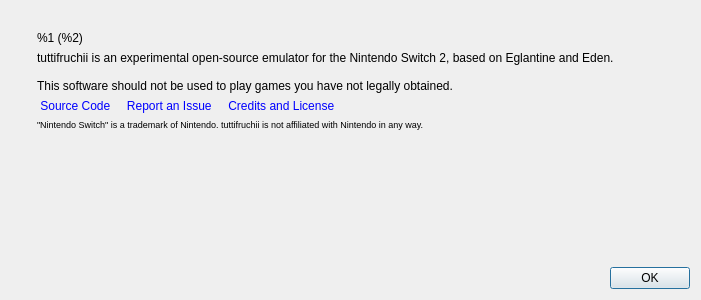
The window that src/lichii/aboutdialog.ui (codyrainy-bit/TuttiFruchii) describes before a commit, drawn with Qt 5.
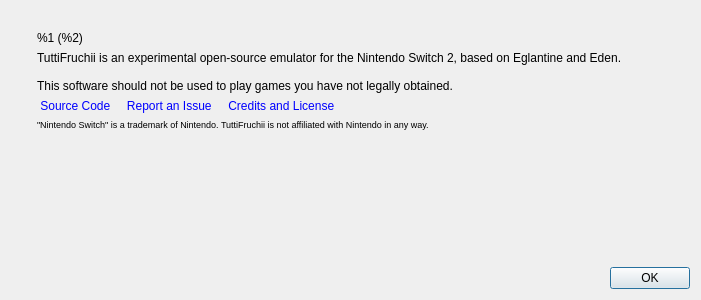
The same window after the commit. Icons and pictures are not drawn.

Commit message: branding: spell the product TuttiFruchii everywhere

Patch:
```diff
--- a/src/lichii/aboutdialog.ui
+++ b/src/lichii/aboutdialog.ui
@@ -95,7 +95,7 @@
           </sizepolicy>
          </property>
          <property name="text">
-          <string>tuttifruchii is an experimental open-source emulator for the Nintendo Switch 2, based on Eglantine and Eden.
+          <string>TuttiFruchii is an experimental open-source emulator for the Nintendo Switch 2, based on Eglantine and Eden.
 
 This software should not be used to play games you have not legally obtained.</string>
          </property>
@@ -126,7 +126,7 @@
           </sizepolicy>
          </property>
          <property name="text">
-          <string>&lt;html&gt;&lt;head/&gt;&lt;body&gt;&lt;p&gt;&lt;span style=&quot; font-size:7pt;&quot;&gt;&amp;quot;Nintendo Switch&amp;quot; is a trademark of Nintendo. tuttifruchii is not affiliated with Nintendo in any way.&lt;/span&gt;&lt;/p&gt;&lt;/body&gt;&lt;/html&gt;</string>
+          <string>&lt;html&gt;&lt;head/&gt;&lt;body&gt;&lt;p&gt;&lt;span style=&quot; font-size:7pt;&quot;&gt;&amp;quot;Nintendo Switch&amp;quot; is a trademark of Nintendo. TuttiFruchii is not affiliated with Nintendo in any way.&lt;/span&gt;&lt;/p&gt;&lt;/body&gt;&lt;/html&gt;</string>
          </property>
         </widget>
        </item>
```
Left out of the diff: 2 changed lines with no effect on the pictures. The commit also changes 34 other files.
